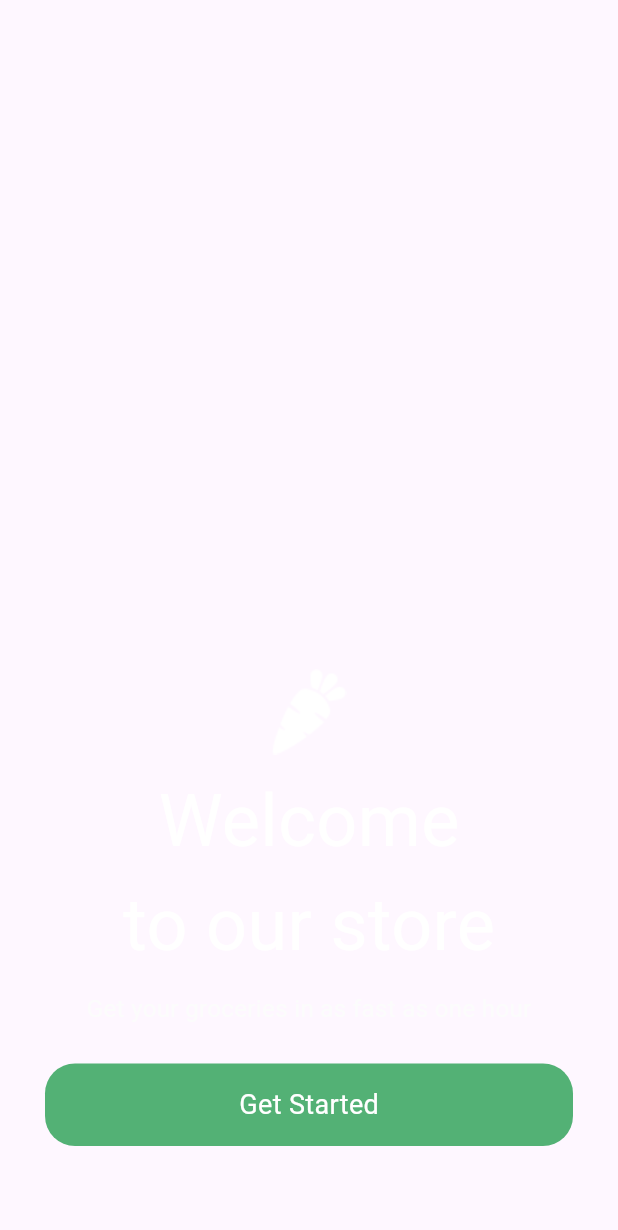
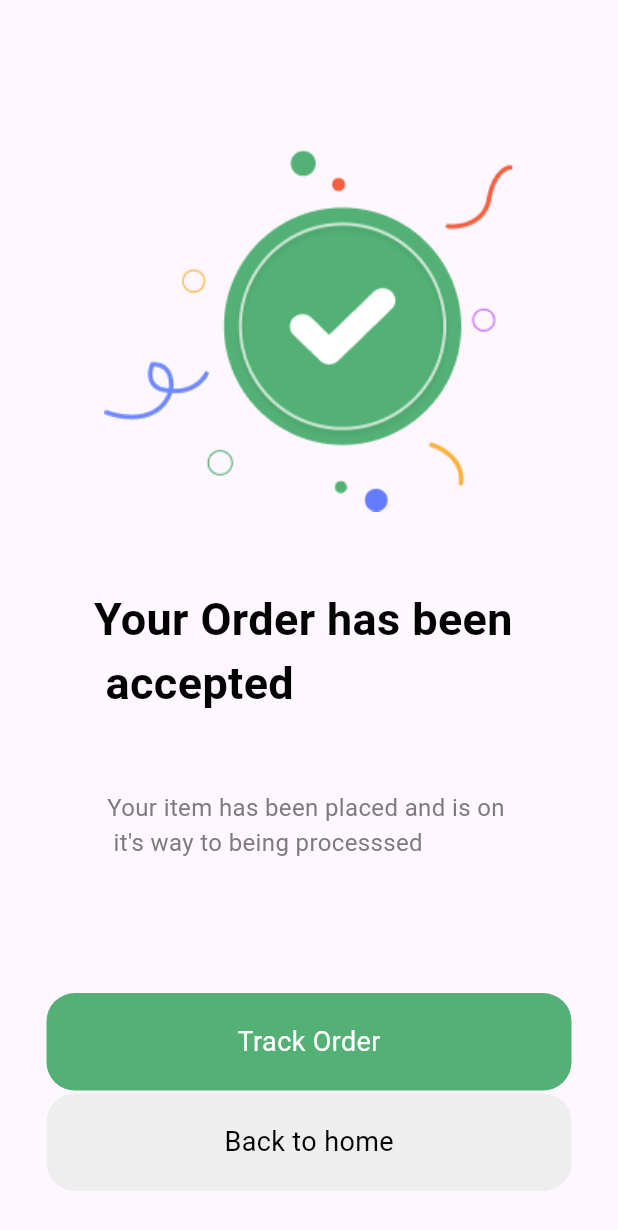
Before and after one commit to rehman3512/Online-Groceries-App, a Flutter app: the screen it shows after launch, on a phone screen of 412 x 824 dp. Shown: the top 1230 px of the screen. Run offline on Flutter 3.47's test engine with Material 3 defaults, Android fonts, the light colour scheme and no system bars; our stand-ins replace get, google_fonts, intl_phone_number_input.

Commit message:
orderaccepted

```diff
--- /dev/null
+++ b/lib/Views/Home_views/botom_nav/cart_view/order_accepted/order-accepted.dart
@@ -0,0 +1,45 @@
+import 'package:flutter/material.dart';
+import 'package:online_groceries_app/controller/constants/alternative_button/alternative-button.dart';
+import 'package:online_groceries_app/controller/constants/app_color/app_colors.dart';
+import 'package:online_groceries_app/controller/constants/appasset/appasset.dart';
+import 'package:online_groceries_app/controller/constants/text_widget/text-widget.dart';
+
+class OrderAccepted extends StatefulWidget {
+  const OrderAccepted({super.key});
+
+  @override
+  State<OrderAccepted> createState() => _OrderAcceptedState();
+}
+
+class _OrderAcceptedState extends State<OrderAccepted> {
+  @override
+  Widget build(BuildContext context) {
+    return Scaffold(
+      body: Column(
+        children: [
+          SizedBox(height: 100,),
+          Align( alignment: Alignment.center,
+           child: Image.asset(Appassets.orderAcceptedImage),
+          ),
+          SizedBox(height: 50,),
+          Align( alignment: Alignment.center,
+          child: TextWidget(text: "Your Order has been \n accepted",
+              fontsize: 30, fontcolor: App_Colors.blackcolor,
+              fontweight: FontWeight.w600),),
+          SizedBox(height: 50,),
+          TextWidget(text: "Your item has been placed and is on \n it's way to being processsed",
+              fontsize: 16, fontcolor: App_Colors.greycolor, fontweight: FontWeight.w400),
+          Spacer(),
+          AlternativeButton(text: "Track Order"),
+          SizedBox(height: 2,),
+          Container(height: 65,width: 350,
+              decoration: BoxDecoration(borderRadius: BorderRadius.circular(19),
+                color: Colors.grey.shade200,),child: Center(child: TextWidget(
+                  text: "Back to home", fontsize: 18, fontcolor: App_Colors.blackcolor,
+                  fontweight: FontWeight.w400),)
+      ),
+          SizedBox(height: 30,),
+      ],),
+    );
+  }
+}
--- a/lib/controller/constants/appasset/appasset.dart
+++ b/lib/controller/constants/appasset/appasset.dart
@@ -26,4 +26,5 @@ class Appassets {
   static String noodlesImage = "assets/noodles.png";
   static String eggNoodlesImage = "assets/eggNoodles.png";
   static String mayonnaisEgglesImage = "assets/mayyonais.png";
+  static String orderAcceptedImage = "assets/order.png";
 }
--- a/lib/main.dart
+++ b/lib/main.dart
@@ -9,6 +9,7 @@ import 'package:online_groceries_app/Views/Home_views/HomeScreen.dart';
 import 'package:online_groceries_app/Views/Home_views/botom_nav/account_view/account_view.dart';
 import 'package:online_groceries_app/Views/Home_views/botom_nav/bottom_nav.dart';
 import 'package:online_groceries_app/Views/Home_views/botom_nav/cart_view/cart_view.dart';
+import 'package:online_groceries_app/Views/Home_views/botom_nav/cart_view/order_accepted/order-accepted.dart';
 import 'package:online_groceries_app/Views/Home_views/botom_nav/explore_view/beverages_view/beveragesView.dart';
 import 'package:online_groceries_app/Views/Home_views/botom_nav/explore_view/explore_view.dart';
 import 'package:online_groceries_app/Views/Home_views/botom_nav/explore_view/filter_view/filter-view.dart';
@@ -32,7 +33,7 @@ class MyApp extends StatelessWidget {
   Widget build(BuildContext context) {
     return GetMaterialApp(
       debugShowCheckedModeBanner: false,
-      home: splash_Screen(),
+      home: OrderAccepted(),
     );
   }
 }
```
Also changed, not shown: assets/order.png (added).
